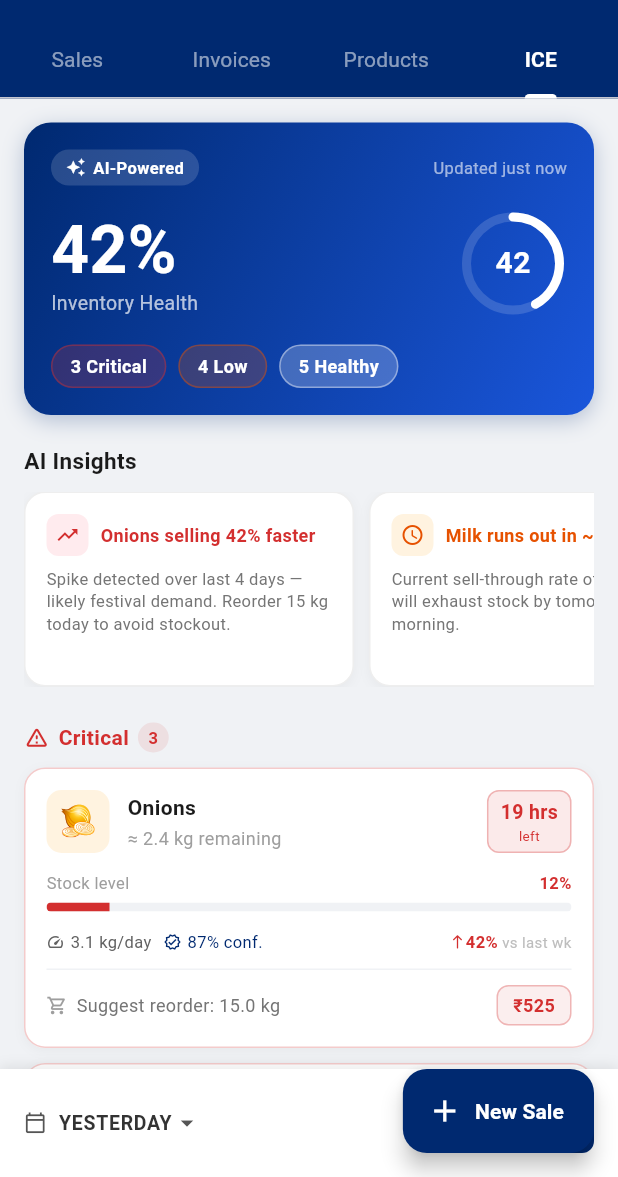
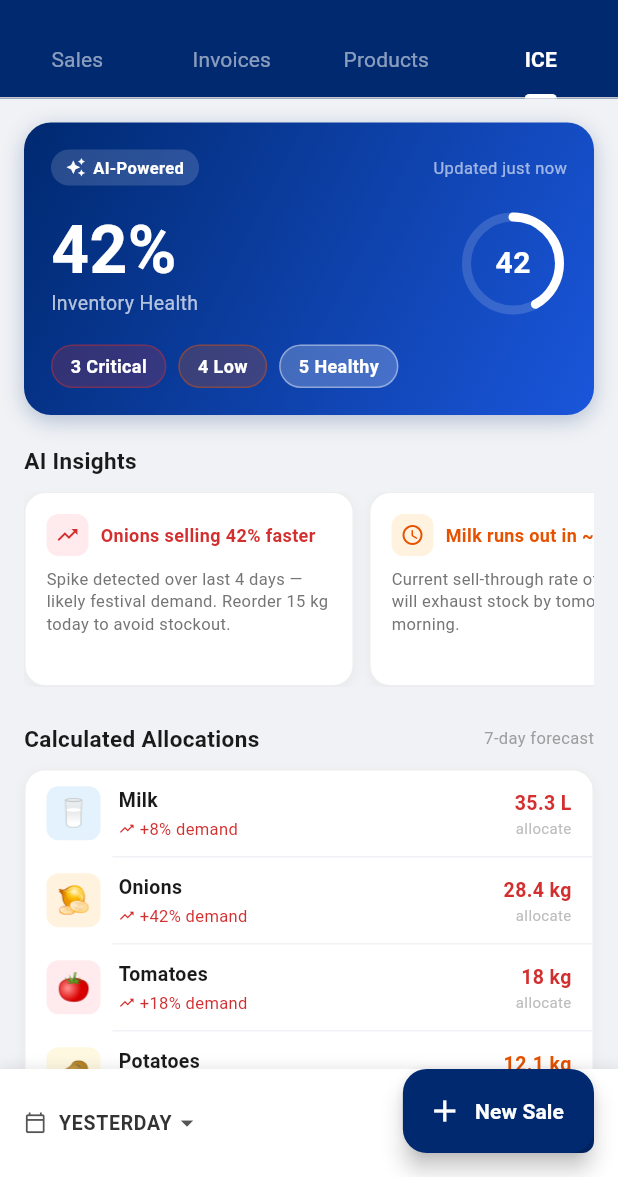
Before and after one commit to quriousprof/paytm-hack, a Flutter app: the screen it shows after launch, tab 4 chosen, on a phone screen of 412 x 824 dp, the part 59-1236 px from its top. Run offline on Flutter 3.47's test engine with Material 3 defaults, Android fonts, the phone set to English and light mode, and no system bars; our stand-ins replace permission_handler, qr_flutter; missing offline and left inert: record.

Commit message:
feat: add calculated allocations section and replace time-left with qty-left badges

```diff
--- a/pos_frontend/lib/screens/ice_screen.dart
+++ b/pos_frontend/lib/screens/ice_screen.dart
@@ -205,6 +205,8 @@ class IceScreen extends StatelessWidget {
           _buildHeader(healthScore, critical.length, low.length, healthy.length),
           const SizedBox(height: 20),
           _buildInsightsRow(),
+          const SizedBox(height: 24),
+          _buildAllocationsSection(),
           const SizedBox(height: 24),
           if (critical.isNotEmpty) ...[
             _sectionHeader('Critical', _kCritical, critical.length,
@@ -503,7 +505,7 @@ class IceScreen extends StatelessWidget {
                   ],
                 ),
               ),
-              _daysLeftBadge(item, statusColor),
+              _qtyLeftBadge(item, statusColor),
             ],
           ),
           const SizedBox(height: 12),
@@ -587,37 +589,154 @@ class IceScreen extends StatelessWidget {
     );
   }
 
-  Widget _daysLeftBadge(_IceItem item, Color color) {
-    if (item.status == _StockStatus.healthy) {
-      return Container(
-        padding: const EdgeInsets.symmetric(horizontal: 8, vertical: 4),
-        decoration: BoxDecoration(
-          color: _kHealthy.withValues(alpha: 0.08),
-          borderRadius: BorderRadius.circular(8),
-        ),
-        child: Text(
-          '${item.daysLeft.round()}d',
-          style: const TextStyle(
-              fontSize: 12, fontWeight: FontWeight.bold, color: _kHealthy),
-        ),
-      );
-    }
-    final hours = item.daysLeft < 1
-        ? '${(item.daysLeft * 24).round()} hrs'
-        : '${item.daysLeft.toStringAsFixed(1)}d';
+  Widget _qtyLeftBadge(_IceItem item, Color color) {
+    final val = item.stockEst % 1 == 0
+        ? item.stockEst.toInt().toString()
+        : item.stockEst.toStringAsFixed(1);
     return Container(
       padding: const EdgeInsets.symmetric(horizontal: 8, vertical: 4),
       decoration: BoxDecoration(
         color: color.withValues(alpha: 0.1),
         borderRadius: BorderRadius.circular(8),
-        border: Border.all(color: color.withValues(alpha: 0.3)),
+        border: item.status != _StockStatus.healthy
+            ? Border.all(color: color.withValues(alpha: 0.3))
+            : null,
       ),
       child: Column(
         children: [
-          Text(hours,
+          Text(val,
               style: TextStyle(
                   fontSize: 13, fontWeight: FontWeight.bold, color: color)),
-          Text('left', style: TextStyle(fontSize: 9, color: color)),
+          Text(item.unit, style: TextStyle(fontSize: 9, color: color)),
+        ],
+      ),
+    );
+  }
+
+  // ── Calculated Allocations ─────────────────────────────────────────────────
+
+  Widget _buildAllocationsSection() {
+    final entries = _kItems.map((item) {
+      final demand7 = item.velocity * 7 * (1 + item.trendPct / 100);
+      final alloc = (demand7 - item.stockEst).clamp(0.0, double.infinity);
+      return (item: item, alloc: alloc);
+    }).where((e) => e.alloc > 0).toList()
+      ..sort((a, b) => b.alloc.compareTo(a.alloc));
+
+    return Column(
+      crossAxisAlignment: CrossAxisAlignment.start,
+      children: [
+        Row(
+          children: [
+            const Text('Calculated Allocations',
+                style: TextStyle(
+                    fontSize: 15,
+                    fontWeight: FontWeight.bold,
+                    color: Color(0xFF1A1A1A))),
+            const Spacer(),
+            Text('7-day forecast',
+                style: TextStyle(fontSize: 11, color: Colors.grey[500])),
+          ],
+        ),
+        const SizedBox(height: 10),
+        Container(
+          height: 224,
+          decoration: BoxDecoration(
+            color: Colors.white,
+            borderRadius: BorderRadius.circular(14),
+            border: Border.all(color: const Color(0xFFEEEEEE)),
+            boxShadow: [
+              BoxShadow(
+                color: Colors.black.withValues(alpha: 0.04),
+                blurRadius: 6,
+                offset: const Offset(0, 2),
+              ),
+            ],
+          ),
+          child: ClipRRect(
+            borderRadius: BorderRadius.circular(14),
+            child: ListView.separated(
+              padding: EdgeInsets.zero,
+              itemCount: entries.length,
+              separatorBuilder: (context, _) => const Divider(
+                  height: 1, color: Color(0xFFF0F2F5), indent: 58),
+              itemBuilder: (_, i) =>
+                  _buildAllocationRow(entries[i].item, entries[i].alloc),
+            ),
+          ),
+        ),
+      ],
+    );
+  }
+
+  Widget _buildAllocationRow(_IceItem item, double alloc) {
+    final statusColor = item.status == _StockStatus.critical
+        ? _kCritical
+        : item.status == _StockStatus.low
+            ? _kLow
+            : _kHealthy;
+    final up = item.trendPct > 0;
+    final trendColor = up ? _kCritical : _kHealthy;
+    final allocStr = alloc % 1 < 0.1
+        ? alloc.round().toString()
+        : alloc.toStringAsFixed(1);
+
+    return Padding(
+      padding: const EdgeInsets.symmetric(horizontal: 14, vertical: 10),
+      child: Row(
+        children: [
+          Container(
+            width: 36,
+            height: 36,
+            decoration: BoxDecoration(
+              color: item.bgColor,
+              borderRadius: BorderRadius.circular(8),
+            ),
+            alignment: Alignment.center,
+            child: Text(item.emoji, style: const TextStyle(fontSize: 18)),
+          ),
+          const SizedBox(width: 12),
+          Expanded(
+            child: Column(
+              crossAxisAlignment: CrossAxisAlignment.start,
+              children: [
+                Text(item.name,
+                    style: const TextStyle(
+                        fontSize: 13,
+                        fontWeight: FontWeight.w600,
+                        color: Color(0xFF1A1A1A))),
+                const SizedBox(height: 2),
+                Row(
+                  children: [
+                    Icon(
+                      up ? Icons.trending_up : Icons.trending_down,
+                      size: 11,
+                      color: trendColor,
+                    ),
+                    const SizedBox(width: 3),
+                    Text(
+                      '${up ? '+' : ''}${item.trendPct.toStringAsFixed(0)}% demand',
+                      style: TextStyle(fontSize: 11, color: trendColor),
+                    ),
+                  ],
+                ),
+              ],
+            ),
+          ),
+          Column(
+            crossAxisAlignment: CrossAxisAlignment.end,
+            children: [
+              Text(
+                '$allocStr ${item.unit}',
+                style: TextStyle(
+                    fontSize: 13,
+                    fontWeight: FontWeight.bold,
+                    color: statusColor),
+              ),
+              Text('allocate',
+                  style: TextStyle(fontSize: 10, color: Colors.grey[400])),
+            ],
+          ),
         ],
       ),
     );
```
